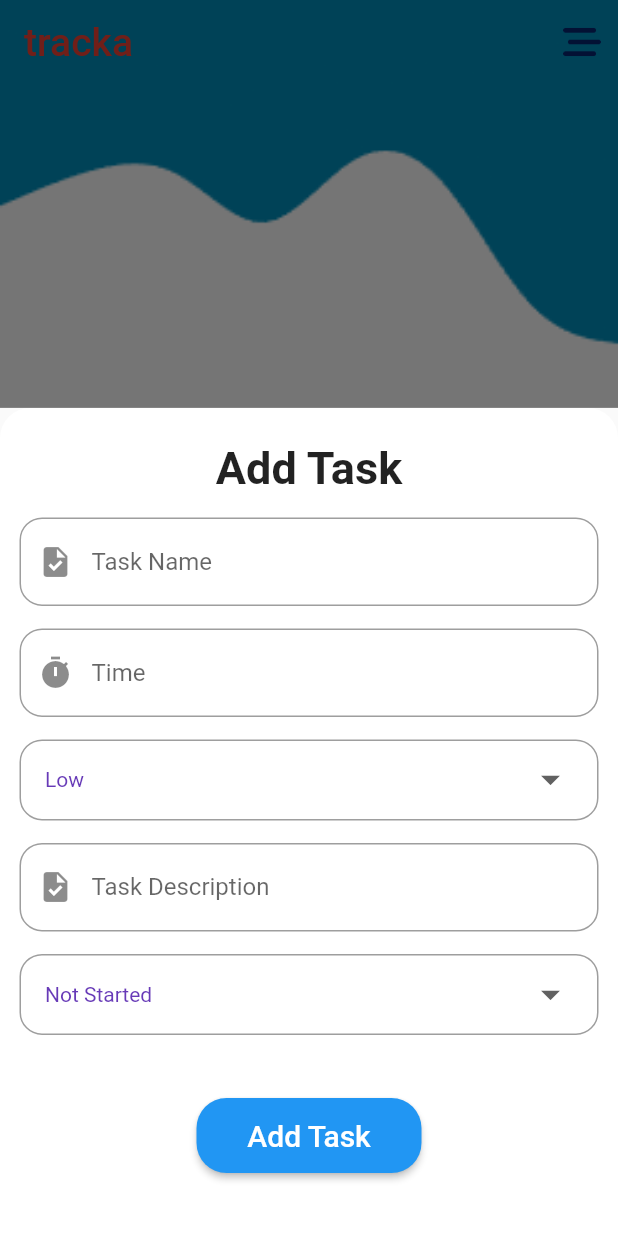
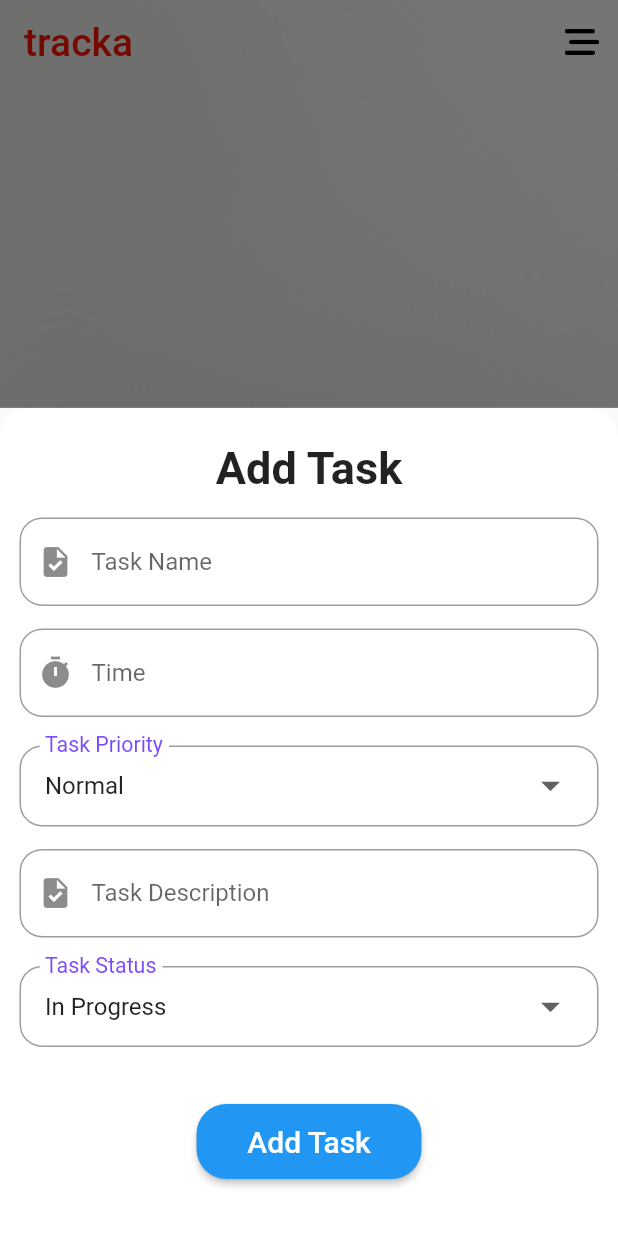
Before and after one commit to tandukar/tracka, a Flutter app: the TrackaMainPage screen opened directly, in the side drawer, after a tap on "Create task", on a phone screen of 412 x 824 dp. Run offline on Flutter 3.47's test engine with Material 2 defaults, Android fonts, the phone set to English and light mode, and no system bars; our stand-ins replace dio, email_validator, flutter_profile_picture, google_fonts, shared_preferences; accounts and stored records are empty; network calls fail.

Commit message:
added refresh indicator and task deleted

```diff
--- a/client/lib/createTask/createTask.dart
+++ b/client/lib/createTask/createTask.dart
@@ -57,8 +57,13 @@ Future<dynamic> createTask(BuildContext context) {
 
         ScaffoldMessenger.of(context).showSnackBar(
           SnackBar(
-              duration: Duration(seconds: 3),
-              content: Text('Task created successfully')),
+            duration: Duration(minutes: 2),
+            content: Text('Task created successfully\nPlease refresh'),
+            action: SnackBarAction(
+              label: 'OK',
+              onPressed: () {},
+            ),
+          ),
         );
       } else if (response.statusCode == 400) {
         print('Task creation failed');
@@ -98,11 +103,11 @@ Future<dynamic> createTask(BuildContext context) {
                 taskName(),
                 SizedBox(height: 15),
                 taskTime(context),
-                SizedBox(height: 15),
+                SizedBox(height: 19),
                 PriorityDropdown(),
                 SizedBox(height: 15),
                 taskDescription(),
-                SizedBox(height: 15),
+                SizedBox(height: 19),
                 TaskStatusDropdown(),
                 SizedBox(height: 15),
                 addTaskButton(context, addTask),
--- a/client/lib/mainPage/cardList.dart
+++ b/client/lib/mainPage/cardList.dart
@@ -27,7 +27,7 @@ class _CardListState extends State<CardList> {
     final completedTasksCount = tasks.where((task) => task.isChecked).length;
 
     void deleteTask(BuildContext context, Task task) {
-      // showDialoggg(context, task);
+      deleteTaskFunc(context, task);
     }
 
     return ListView.builder(
@@ -62,7 +62,7 @@ class _CardListState extends State<CardList> {
     );
   }
 
-  Future<dynamic> showDialoggg(BuildContext context, Task task) {
+  Future<dynamic> deleteTaskFunc(BuildContext context, Task task) {
     return showDialog(
       barrierDismissible: false,
       context: context,
@@ -85,7 +85,7 @@ class _CardListState extends State<CardList> {
                     style: TextStyle(
                       fontWeight: FontWeight.bold,
                     )),
-                TextSpan(text: ' deleted'),
+                TextSpan(text: ' deleted\nPlease refresh'),
               ],
             ),
             textAlign: TextAlign.center,
@@ -106,7 +106,7 @@ class _CardListState extends State<CardList> {
   }
 }
 
-class CustomCard extends StatelessWidget {
+class CustomCard extends StatefulWidget {
   final Task task;
   final Function(BuildContext) deleteTask;
 
@@ -117,27 +117,32 @@ class CustomCard extends StatelessWidget {
   }) : super(key: key);
 
   @override
+  State<CustomCard> createState() => _CustomCardState();
+}
+
+class _CustomCardState extends State<CustomCard> {
+  @override
   Widget build(BuildContext context) {
     return GestureDetector(
       onTap: () {
-        updateTask(context, task);
+        updateTask(context, widget.task);
       },
       child: Dismissible(
-        key: ValueKey(task.taskName),
+        key: ValueKey(widget.task.taskName),
         direction: DismissDirection.endToStart,
         confirmDismiss: (DismissDirection direction) async {
-          return await deleteATask(context);
+          final deleteTask = widget.task.id;
+          return await deleteATask(context, deleteTask);
         },
         onDismissed: (direction) {
           bool shouldDelete = direction == DismissDirection.endToStart;
           if (shouldDelete) {
-            deleteTask(context);
+            widget.deleteTask(context);
           }
         },
         background: Container(
           decoration: BoxDecoration(
-            color: Colors.red,
-            borderRadius: BorderRadius.circular(20),
+            color: Color.fromARGB(0, 244, 67, 54),
           ),
           child: Padding(
             padding: const EdgeInsets.only(right: 20),
@@ -145,9 +150,9 @@ class CustomCard extends StatelessWidget {
         ),
         child: Card(
           elevation: 5,
-          color: task.taskPriority == 'High'
+          color: widget.task.taskPriority == 'High'
               ? Color.fromARGB(255, 244, 84, 62)
-              : task.taskPriority == 'Normal'
+              : widget.task.taskPriority == 'Normal'
                   ? Color.fromARGB(255, 39, 188, 126)
                   : Color.fromARGB(255, 102, 168, 216),
           shape: RoundedRectangleBorder(
@@ -167,8 +172,9 @@ class CustomCard extends StatelessWidget {
                         mainAxisAlignment: MainAxisAlignment.center,
                         crossAxisAlignment: CrossAxisAlignment.start,
                         children: [
+                          // Text(task.id),
                           Text(
-                            task.taskName,
+                            widget.task.taskName,
                             style: TextStyle(
                               color: Colors.white,
                               fontSize: 21,
@@ -176,7 +182,7 @@ class CustomCard extends StatelessWidget {
                             ),
                           ),
                           SizedBox(height: 7),
-                          Text(displayTime(task.taskTime),
+                          Text(displayTime(widget.task.taskTime),
                               style:
                                   TextStyle(color: Colors.white, fontSize: 17)),
                           // Text('fafa:$taskId')
@@ -185,14 +191,14 @@ class CustomCard extends StatelessWidget {
                     ),
                     Expanded(
                       child: IconButton(
-                        icon: task.isChecked
+                        icon: widget.task.isChecked
                             ? Icon(Icons.check_box,
                                 color: Colors.white, size: 30)
                             : Icon(Icons.check_box_outline_blank,
                                 color: Colors.white, size: 30),
                         onPressed: () {
-                          // Provider.of<AppState>(context, listen: false)
-                          //     .toggleCardState(task);
+                          // Provider.of<AppState>(context, listen: false).toggleCardState(task)/;
+                          toggleCardState(widget.task);
                         },
                       ),
                     ),
@@ -207,4 +213,10 @@ class CustomCard extends StatelessWidget {
       ),
     );
   }
+
+  void toggleCardState(Task task) {
+    setState(() {
+      task.isChecked = !task.isChecked;
+    });
+  }
 }
--- a/client/lib/mainPage/trackaMainPage.dart
+++ b/client/lib/mainPage/trackaMainPage.dart
@@ -1,6 +1,5 @@
 import 'package:client/shared_preferences_util.dart';
 import 'package:dio/dio.dart';
-// import 'package:dio/dio.dart';
 import 'package:flutter/material.dart';
 import 'package:google_fonts/google_fonts.dart';
 
@@ -40,6 +39,71 @@ class _TrackaMainPageState extends State<TrackaMainPage> {
     tasksFuture = getTask(context); // Fetch tasks and store in tasksFuture
   }
 
+  @override
+  Widget build(BuildContext context) {
+    return RefreshIndicator(
+      onRefresh: () async {
+        setState(() {
+          tasksFuture = getTask(context);
+        });
+      },
+      child: SafeArea(
+        child: Container(
+          decoration: BoxDecoration(
+              image: DecorationImage(
+                  image: AssetImage('assets/trackaMainPage.png'),
+                  fit: BoxFit.cover)),
+          child: Scaffold(
+            resizeToAvoidBottomInset: false,
+            backgroundColor: Colors.transparent,
+            appBar: AppBar(
+              iconTheme: IconThemeData(color: Colors.black, size: 30),
+              backgroundColor: Colors.transparent,
+              elevation: 0,
+              title: const Text('tracka',
+                  style: TextStyle(
+                      color: Color.fromARGB(255, 255, 17, 0), fontSize: 26)),
+              actions: [
+                Builder(
+                  builder: (context) => IconButton(
+                    icon: Image.asset('assets/drawerIcon.png',
+                        color: Color.fromARGB(255, 0, 0, 0),
+                        width: 23,
+                        height: 23),
+                    tooltip:
+                        MaterialLocalizations.of(context).openAppDrawerTooltip,
+                    onPressed: () => Scaffold.of(context).openEndDrawer(),
+                  ),
+                ),
+              ],
+            ),
+            endDrawer: appBarEndDrawer(context),
+            body: Padding(
+              padding: const EdgeInsets.only(bottom: 3),
+              child: FutureBuilder<List<Task>>(
+                future: tasksFuture,
+                builder: (context, snapshot) {
+                  if (snapshot.connectionState == ConnectionState.waiting) {
+                    return CircularProgressIndicator(); // Display loading indicator while fetching data.
+                  } else if (snapshot.hasError) {
+                    return Center(child: Text('Error: ${snapshot.error}'));
+                  } else if (!snapshot.hasData || snapshot.data!.isEmpty) {
+                    return Center(child: Text('No tasks available.'));
+                  } else {
+                    final tasks = snapshot.data!;
+
+                    // Pass the list of tasks to the CardList widget
+                    return CardList(tasks: tasks);
+                  }
+                },
+              ),
+            ),
+          ),
+        ),
+      ),
+    );
+  }
+
   Future<List<Task>> getTask(BuildContext context) async {
     print('Get Taskkkkkkkkkkkkkkkkkkk');
     print('TrackaMainPage: $userIdKey');
@@ -70,62 +134,6 @@ class _TrackaMainPageState extends State<TrackaMainPage> {
     // Return an empty list in case of failure
     return [];
   }
-
-  @override
-  Widget build(BuildContext context) {
-    return SafeArea(
-      child: Container(
-        decoration: BoxDecoration(
-            image: DecorationImage(
-                image: AssetImage('assets/trackaMainPage.png'),
-                fit: BoxFit.cover)),
-        child: Scaffold(
-          resizeToAvoidBottomInset: false,
-          // backgroundColor: Color.fromARGB(255, 221, 224, 234),
-          backgroundColor: Colors.transparent,
-
-          appBar: AppBar(
-            iconTheme: IconThemeData(color: Colors.black, size: 30),
-            backgroundColor: Colors.transparent,
-            elevation: 0,
-            title: const Text('tracka',
-                style: TextStyle(color: Colors.red, fontSize: 26)),
-            actions: [
-              Builder(
-                builder: (context) => IconButton(
-                  icon: Image.asset('assets/drawerIcon.png',
-                      color: Color.fromARGB(255, 7, 36, 114),
-                      width: 25,
-                      height: 25),
-                  tooltip:
-                      MaterialLocalizations.of(context).openAppDrawerTooltip,
-                  onPressed: () => Scaffold.of(context).openEndDrawer(),
-                ),
-              ),
-            ],
-          ),
-          endDrawer: appBarEndDrawer(context),
-          body: FutureBuilder<List<Task>>(
-            future: tasksFuture,
-            builder: (context, snapshot) {
-              if (snapshot.connectionState == ConnectionState.waiting) {
-                return CircularProgressIndicator(); // Display loading indicator while fetching data.
-              } else if (snapshot.hasError) {
-                return Center(child: Text('Error: ${snapshot.error}'));
-              } else if (!snapshot.hasData || snapshot.data!.isEmpty) {
-                return Center(child: Text('No tasks available.'));
-              } else {
-                final tasks = snapshot.data!;
-
-                // Pass the list of tasks to the CardList widget
-                return CardList(tasks: tasks);
-              }
-            },
-          ),
-        ),
-      ),
-    );
-  }
 }
 
 class TaskOverView extends StatefulWidget {
@@ -152,20 +160,16 @@ class _TaskOverViewState extends State<TaskOverView> {
   Widget build(BuildContext context) {
     return Padding(
       padding: const EdgeInsets.only(left: 37),
-      child: ValueListenableBuilder<int>(
-        valueListenable: ValueNotifier(widget.completedTasksCount),
-        builder: (context, value, child) {
-          return Column(
+      child: Column(
         crossAxisAlignment: CrossAxisAlignment.start,
         children: [
-              SizedBox(height: MediaQuery.of(context).size.height * 0.1),
+          SizedBox(height: MediaQuery.of(context).size.height * 0.05),
           RichText(
               text: TextSpan(children: [
             TextSpan(
                 text: '${widget.tasks.length}',
                 style: TextStyle(
-                        fontSize: 100,
-                        color: Color.fromARGB(255, 233, 90, 90))),
+                    fontSize: 100, color: Color.fromARGB(255, 233, 90, 90))),
             TextSpan(
                 text: '\ntasks for\ntoday',
                 style: GoogleFonts.basic(
@@ -190,11 +194,19 @@ class _TaskOverViewState extends State<TaskOverView> {
               ),
             ],
           ),
+          ValueListenableBuilder<int>(
+            valueListenable: ValueNotifier(widget.completedTasksCount),
+            builder: (context, value, child) {
+              return Column(
+                crossAxisAlignment: CrossAxisAlignment.start,
+                children: [
                   SizedBox(height: MediaQuery.of(context).size.height * 0.03),
                 ],
               );
             },
           ),
+        ],
+      ),
     );
   }
 }
--- a/client/lib/taskClass.dart
+++ b/client/lib/taskClass.dart
@@ -1,6 +1,7 @@
 List<Task> tasks = [];
 
 class Task {
+  String id;
   String taskName;
   String taskStatus;
   String taskPriority;
@@ -10,6 +11,7 @@ class Task {
   bool isChecked;
 
   Task({
+    required this.id,
     required this.taskName,
     required this.taskStatus,
     required this.taskPriority,
@@ -21,6 +23,7 @@ class Task {
 
   factory Task.fromJson(Map<String, dynamic> json) {
     return Task(
+      id: json['_id'],
       taskName: json['taskName'],
       taskStatus: json['taskStatus'],
       taskPriority: json['taskPriority'],
--- a/client/lib/updateTask/updateTask.dart
+++ b/client/lib/updateTask/updateTask.dart
@@ -53,6 +53,7 @@ Future<void> updateTask(BuildContext context, Task task) async {
                   ),
                 ),
                 SizedBox(height: 20),
+                // Text(task.id),
                 TextFormField(
                   controller: taskNameController,
                   decoration: InputDecoration(
@@ -96,7 +97,7 @@ Future<void> updateTask(BuildContext context, Task task) async {
                     border: OutlineInputBorder(
                       borderRadius: BorderRadius.circular(15),
                     ),
-                    prefixIcon: Icon(Icons.task),
+                    prefixIcon: Icon(Icons.low_priority),
                   ),
                 ),
                 SizedBox(height: 20),
--- a/client/lib/widgets/priorityDropdown.dart
+++ b/client/lib/widgets/priorityDropdown.dart
@@ -1,6 +1,10 @@
 import 'package:flutter/material.dart';
 
-const List<String> priorityList = <String>['Low', 'Normal', 'High'];
+const List<String> priorityList = <String>[
+  'Normal',
+  'Low',
+  'High',
+];
 String selectedPriority = priorityList.first;
 
 class PriorityDropdown extends StatefulWidget {
@@ -21,13 +25,15 @@ class _PriorityDropdownState extends State<PriorityDropdown> {
           ),
           contentPadding: EdgeInsets.symmetric(horizontal: 17, vertical: 3),
           // labelText: 'Priority',
-        hintText: 'Priority',
-      ),
+          labelText: 'Task Priority',
+          labelStyle: TextStyle(
+            fontSize: 19,
+            color: Colors.deepPurpleAccent,
+          )),
       child: DropdownButtonHideUnderline(
         child: DropdownButton<String>(
           value: selectedPriority,
           icon: const Icon(Icons.arrow_drop_down, size: 30),
-          style: const TextStyle(color: Colors.deepPurple),
           onChanged: (String? value) {
             // This is called when the user selects an item.
             setState(() {
--- a/client/lib/widgets/taskStatusDropdown.dart
+++ b/client/lib/widgets/taskStatusDropdown.dart
@@ -1,8 +1,8 @@
 import 'package:flutter/material.dart';
 
 const List<String> taskStatusList = <String>[
+  'In Progress',
   'Not Started',
-  'In Progress',
   'Completed'
 ];
 String selectedStatus = taskStatusList.first;
@@ -24,13 +24,16 @@ class _TaskStatusDropdownState extends State<TaskStatusDropdown> {
           borderRadius: BorderRadius.circular(15),
         ),
         contentPadding: EdgeInsets.symmetric(horizontal: 17, vertical: 3),
-        hintText: 'Task Status',
+        labelText: 'Task Status',
+        labelStyle: TextStyle(
+          fontSize: 19,
+          color: Colors.deepPurpleAccent,
+        ),
       ),
       child: DropdownButtonHideUnderline(
         child: DropdownButton<String>(
           value: selectedStatus,
           icon: const Icon(Icons.arrow_drop_down, size: 30),
-          style: const TextStyle(color: Colors.deepPurple),
           onChanged: (String? value) {
             // This is called when the user selects an item.
             setState(() {
```
Also changed, not shown: client/lib/deleteTask/deleteTask.dart (+15 -2 lines), client/assets/trackaMainPage.png. Lines whose indentation alone changed are shown as unchanged.
